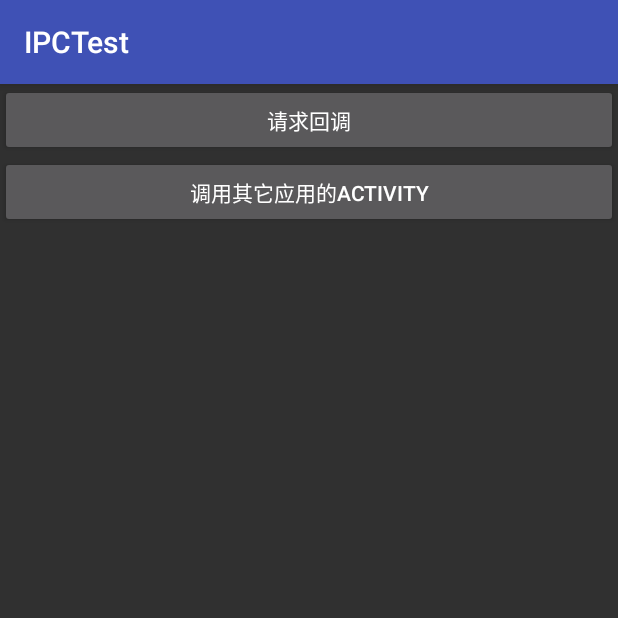
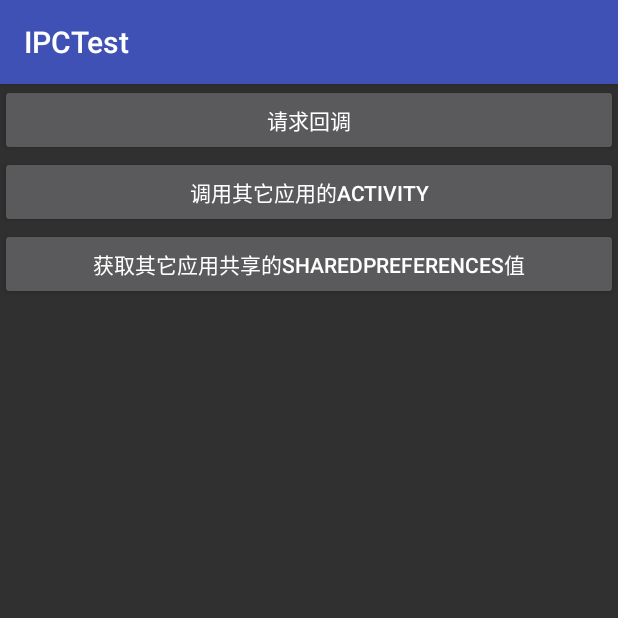
Before and after one commit to aifeier/IPCDemo, an Android app: the screen it shows after launch (MainActivity), after a tap on "调用其它应用的ACTIVITY", on a phone screen of 412 x 824 dp, the top half of it. Run offline under Robolectric (Android 15) with nearby library versions, the phone set to English and light mode, and no system bars.

Commit message:
利用sharedUserId实现应用间数据共享， 使用同一sharedUserId的应用间，可以获取彼此的context，从而使用彼此的资源，已实现SharedPreferences的共享，但存在问题：不及时。

```diff
--- a/IPCTest/src/main/java/com/ai/cwf/ipctest/MainActivity.java
+++ b/IPCTest/src/main/java/com/ai/cwf/ipctest/MainActivity.java
@@ -1,10 +1,13 @@
 package com.ai.cwf.ipctest;
 
+import android.content.Context;
 import android.content.Intent;
+import android.content.pm.PackageManager;
 import android.os.Bundle;
 import android.support.v7.app.AppCompatActivity;
 import android.view.View;
 
+import com.ai.cwf.common.SharedPreferencesUtils;
 import com.ai.cwf.common.Utils;
 import com.ai.cwf.ipctest.receiver.BroadcastReceiverData;
 import com.ai.cwf.ipctest.receiver.TestBroadcastReceiver;
@@ -17,6 +20,12 @@ public class MainActivity extends AppCompatActivity implements View.OnClickListe
         setContentView(R.layout.activity_main);
         findViewById(R.id.request_callback).setOnClickListener(this);
         findViewById(R.id.request_activity_callback).setOnClickListener(this);
+        findViewById(R.id.request_sp_callback).setOnClickListener(this);
+        try {
+            Context anotherContent = this.createPackageContext("com.ai.cwf.ipcdemo", Context.CONTEXT_IGNORE_SECURITY);
+        } catch (PackageManager.NameNotFoundException e) {
+            e.printStackTrace();
+        }
     }
 
     @Override
@@ -33,6 +42,15 @@ public class MainActivity extends AppCompatActivity implements View.OnClickListe
                     startActivityForResult(mI, 0);
                 } else {
                     Utils.showTip(this, "不存在该应用", false);
+                }
+                break;
+            case R.id.request_sp_callback:
+                try {
+                    Context anotherContent = this.createPackageContext("com.ai.cwf.ipcdemo", Context.CONTEXT_IGNORE_SECURITY);
+                    Utils.showTip(this, "另一个应用中sp_key的值：" + SharedPreferencesUtils.getInstance(anotherContent).getString("sp_key"), false);
+                } catch (PackageManager.NameNotFoundException e) {
+                    e.printStackTrace();
+                    Utils.showTip(this, "没有找到该应用: " + e.getMessage(), false);
                 }
                 break;
         }
--- a/IPCTest/src/main/res/layout/activity_main.xml
+++ b/IPCTest/src/main/res/layout/activity_main.xml
@@ -16,4 +16,10 @@
         android:layout_height="wrap_content"
         android:text="调用其它应用的Activity" />
 
+    <android.support.v7.widget.AppCompatButton
+        android:id="@+id/request_sp_callback"
+        android:layout_width="match_parent"
+        android:layout_height="wrap_content"
+        android:text="获取其它应用共享的SharedPreferences值" />
+
 </LinearLayout>
--- a/app/src/main/AndroidManifest.xml
+++ b/app/src/main/AndroidManifest.xml
@@ -19,6 +19,7 @@
             </intent-filter>
         </activity>
         <activity android:name=".broadcast.BroadcastReceiverActivity" />
+        <activity android:name=".shareduserid.TextSharedUserIdActivity" />
         <activity android:name=".TestActivity">
             <intent-filter>
                 <action android:name="com.ai.cwf.ipcdemo.test.activity" />
--- a/app/src/main/java/com/ai/cwf/ipcdemo/MainActivity.java
+++ b/app/src/main/java/com/ai/cwf/ipcdemo/MainActivity.java
@@ -1,6 +1,5 @@
 package com.ai.cwf.ipcdemo;
 
-import android.content.BroadcastReceiver;
 import android.content.Intent;
 import android.os.Bundle;
 import android.support.v7.app.AppCompatActivity;
@@ -11,7 +10,10 @@ import android.widget.BaseAdapter;
 import android.widget.ListView;
 import android.widget.TextView;
 
+import com.ai.cwf.common.SharedPreferencesUtils;
+import com.ai.cwf.common.Utils;
 import com.ai.cwf.ipcdemo.broadcast.BroadcastReceiverActivity;
+import com.ai.cwf.ipcdemo.shareduserid.TextSharedUserIdActivity;
 
 import java.util.ArrayList;
 import java.util.List;
@@ -30,7 +32,7 @@ public class MainActivity extends AppCompatActivity {
         setContentView(R.layout.activity_main);
         mListView = (ListView) findViewById(R.id.listview);
         mList.add(new Modal("使用BroadcastReceiver", BroadcastReceiverActivity.class));
-        mList.add(new Modal("哈哈", null));
+        mList.add(new Modal("使用sharedUserId", TextSharedUserIdActivity.class));
         mList.add(new Modal("哈哈", null));
         mListView.setAdapter(new Adapter());
         mListView.setOnItemClickListener(new AdapterView.OnItemClickListener() {
```
Also changed, not shown: app/src/main/java/com/ai/cwf/ipcdemo/shareduserid/TextSharedUserIdActivity.java (added, +48 -0 lines), common/src/main/java/com/ai/cwf/common/SharedPreferencesUtils.java (added, +44 -0 lines).
